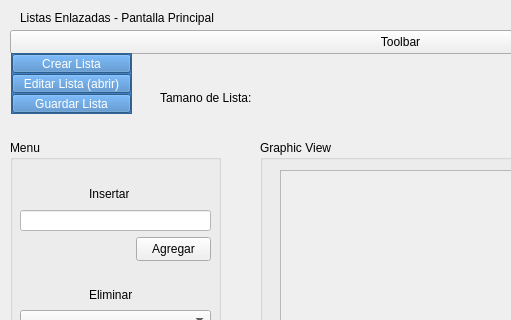
Qt form ProyectoEstructuraDeDatos/MainWindow.ui (josuedejesus/ProjectoEstructuraDeDatos) before a commit; both pictures show x 0 to 511 and y 0 to 320 of the 800 by 500 pixel window.
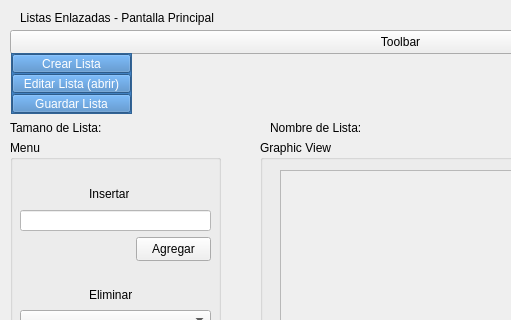
The same form after that commit.

Commit message: ya es posible crear archivo y guardar el contenido de la lista

Patch:
```diff
--- a/ProyectoEstructuraDeDatos/MainWindow.ui
+++ b/ProyectoEstructuraDeDatos/MainWindow.ui
@@ -783,21 +783,21 @@
    <widget class="QLabel" name="label">
     <property name="geometry">
      <rect>
-      <x>160</x>
-      <y>90</y>
-      <width>101</width>
+      <x>10</x>
+      <y>120</y>
+      <width>91</width>
       <height>16</height>
      </rect>
     </property>
     <property name="text">
-     <string>Tamano de Lista: </string>
+     <string>Tamano de Lista:</string>
     </property>
    </widget>
    <widget class="QLabel" name="label_tamano">
     <property name="geometry">
      <rect>
-      <x>260</x>
-      <y>90</y>
+      <x>100</x>
+      <y>120</y>
       <width>41</width>
       <height>20</height>
      </rect>
@@ -806,6 +806,35 @@
      <string/>
     </property>
    </widget>
+   <widget class="QLabel" name="label_archivo">
+    <property name="geometry">
+     <rect>
+      <x>360</x>
+      <y>120</y>
+      <width>101</width>
+      <height>16</height>
+     </rect>
+    </property>
+    <property name="text">
+     <string/>
+    </property>
+   </widget>
+   <widget class="QLabel" name="label_insertar_2">
+    <property name="geometry">
+     <rect>
+      <x>270</x>
+      <y>120</y>
+      <width>91</width>
+      <height>16</height>
+     </rect>
+    </property>
+    <property name="styleSheet">
+     <string notr="true"/>
+    </property>
+    <property name="text">
+     <string>Nombre de Lista:</string>
+    </property>
+   </widget>
   </widget>
   <widget class="QStatusBar" name="statusBar"/>
   <action name="actionCrear_Lista">
```
The commit also changes 18 other files.
